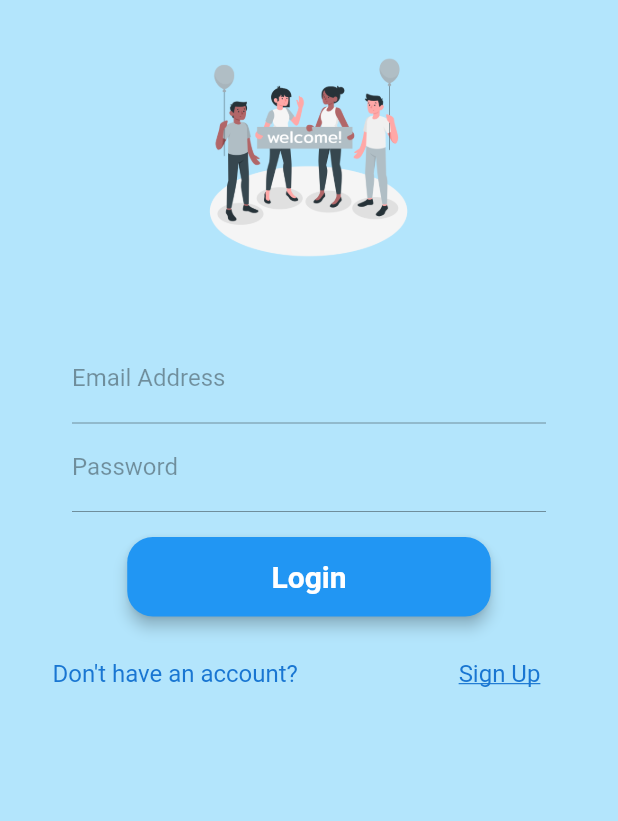
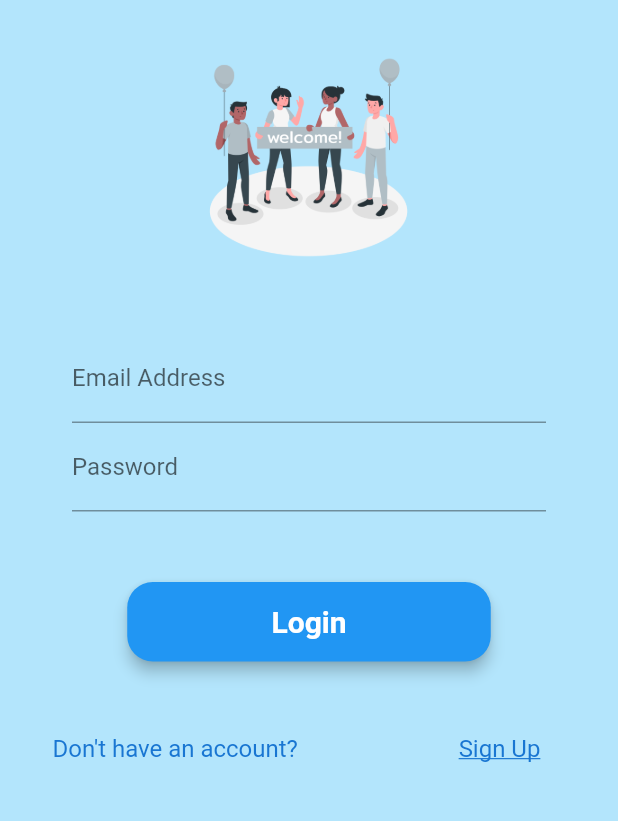
Before and after one commit to iwanjo/furaha-flutter, a Flutter app: the screen it shows after launch, after a tap on "Login", on a phone screen of 412 x 824 dp, the part 336-1157 px from its top. Run offline on Flutter 3.47's test engine with Material 2 defaults, Android fonts, the phone set to English and light mode, and no system bars.

Commit message:
Login Area done, registration section next

```diff
--- a/furaha_app/lib/views/login_screen.dart
+++ b/furaha_app/lib/views/login_screen.dart
@@ -1,4 +1,5 @@
 import 'package:flutter/material.dart';
+import 'package:furaha_app/theme/routes.dart';
 
 class Login extends StatefulWidget {
   @override
@@ -40,17 +41,15 @@ class _LoginViewState extends State<Login> {
     );
 
     final emailField = TextFormField(
-      enabled: isSubmitting,
       controller: _emailController,
       keyboardType: TextInputType.emailAddress,
       style: TextStyle(
-        color: Colors.white,
+        color: Colors.black,
       ),
       decoration: InputDecoration(
-        hintText: 'johndoe@gmail.com',
         labelText: "Email Address",
         hintStyle: TextStyle(
-          color: Colors.white,
+          color: Colors.black,
         ),
       ),
     );
@@ -58,17 +57,15 @@ class _LoginViewState extends State<Login> {
     final passwordField = Column(
       children: <Widget>[
         TextFormField(
-          enabled: isSubmitting,
           controller: _passwordController,
-          keyboardType: TextInputType.visiblePassword,
+          // keyboardType: TextInputType.visiblePassword,
           style: TextStyle(
-            color: Colors.white,
+            color: Colors.black,
           ),
           decoration: InputDecoration(
-            hintText: 'Password',
             labelText: "Password",
             hintStyle: TextStyle(
-              color: Colors.white,
+              color: Colors.black,
             ),
           ),
         ),
@@ -129,6 +126,9 @@ class _LoginViewState extends State<Login> {
                   .copyWith(color: Colors.blue[700]),
             ),
             MaterialButton(
+              onPressed: () {
+                Navigator.of(context).pushNamed(AppRoutes.authRegister);
+              },
               child: Text(
                 'Sign Up',
                 style: Theme.of(context).textTheme.subtitle1.copyWith(
@@ -158,7 +158,9 @@ class _LoginViewState extends State<Login> {
                 welcomeImg,
                 Padding(padding: EdgeInsets.only(top: 30.0)),
                 fields,
+                Padding(padding: EdgeInsets.only(top: 30.0)),
                 loginButton,
+                Padding(padding: EdgeInsets.only(bottom: 20.0)),
                 bottom,
               ],
             ),
```
Also changed, not shown: furaha_app/lib/views/register_screen.dart (+158 -1 lines).
